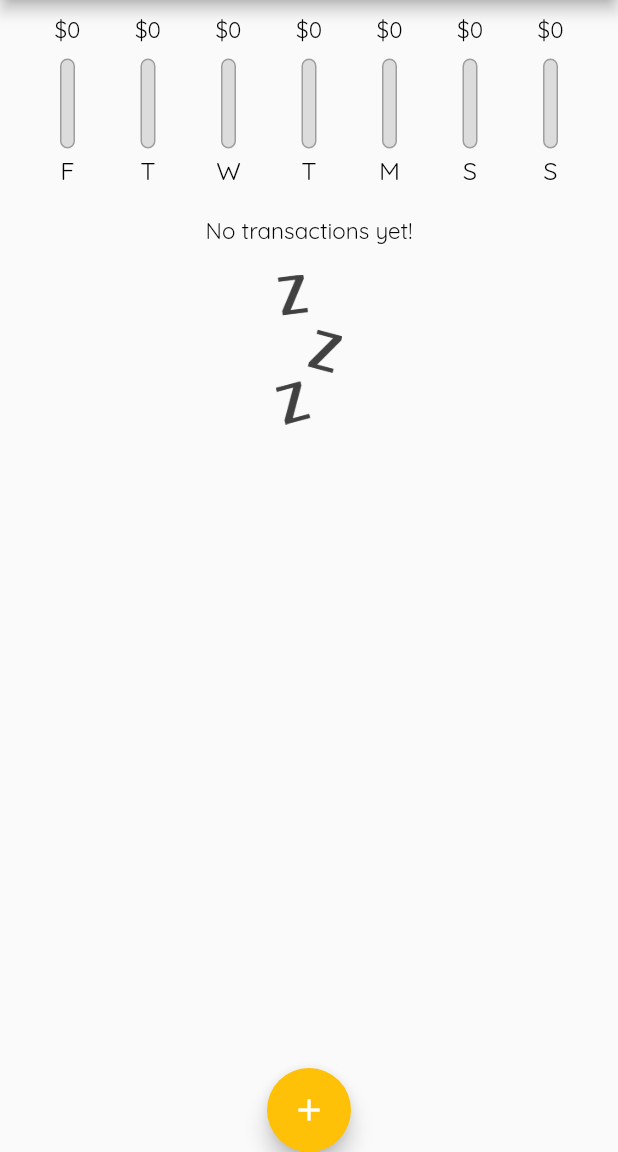
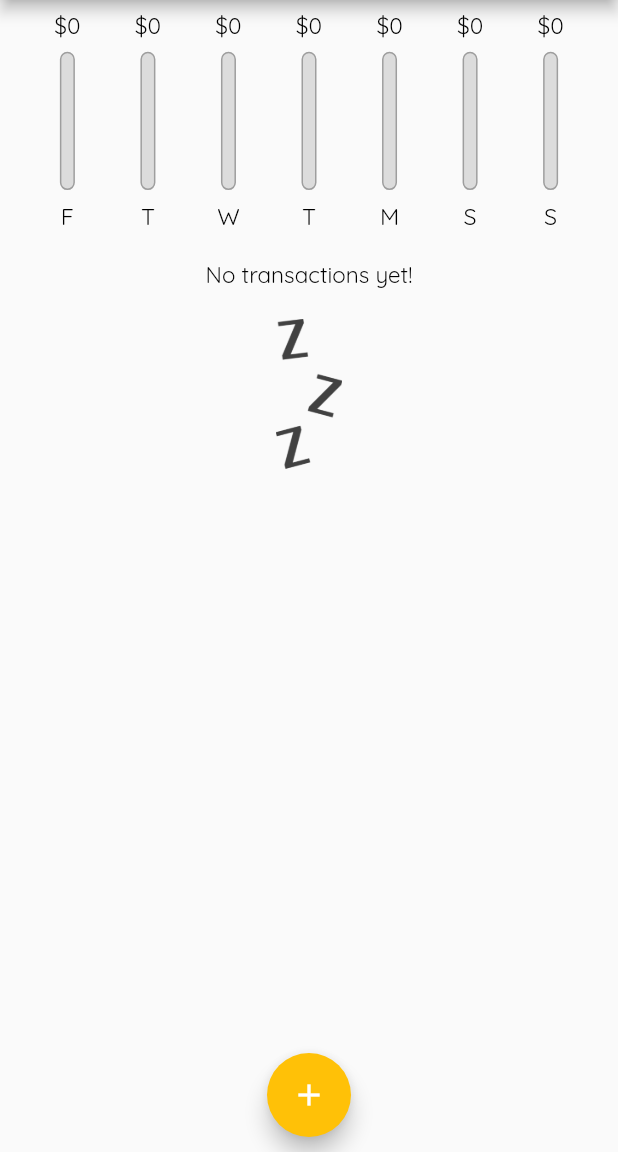
Before and after one commit to fistkim101/udemy-flutter-complete-guide, a Flutter app: the screen it shows after launch, on a phone screen of 412 x 824 dp, the part 84-1236 px from its top. Run offline on Flutter 3.47's test engine with Material 2 defaults, Android fonts, the light colour scheme and no system bars.

Commit message:
~ section 5

```diff
--- a/section4/lib/main.dart
+++ b/section4/lib/main.dart
@@ -1,9 +1,16 @@
+import 'dart:io';
 import 'package:flutter/material.dart';
+import 'package:flutter/services.dart';
 
 import 'models/models.dart';
 import 'widgets/widgets.dart';
 
 void main() {
+  WidgetsFlutterBinding.ensureInitialized();
+  // SystemChrome.setPreferredOrientations([
+  //   DeviceOrientation.portraitUp,
+  //   DeviceOrientation.portraitDown,
+  // ]);
   runApp(const Application());
 }
 
@@ -54,6 +61,7 @@ class _HomeState extends State<Home> {
   final List<Transaction> _transactions = [];
   final transactionTitle = TextEditingController();
   final transactionAmount = TextEditingController();
+  bool _showChart = true;
 
   _addTransaction(String title, double amount, DateTime selectedDate) {
     final newTransaction = Transaction(
@@ -75,14 +83,12 @@ class _HomeState extends State<Home> {
 
   void _showAddTransactionBottomSheet(BuildContext buildContext) => {
         showModalBottomSheet(
+          isScrollControlled: true,
           context: buildContext,
-          builder: (_) => SizedBox(
-            height: 300,
-            child: TransactionTextField(
+          builder: (_) => TransactionTextField(
             addTransaction: _addTransaction,
             transactionTitleController: transactionTitle,
             transactionAmountController: transactionAmount,
-            ),
           ),
         )
       };
@@ -101,10 +107,41 @@ class _HomeState extends State<Home> {
     return _transactions;
   }
 
+  Widget _buildChartVisibleSwitch() {
+    return Row(
+      mainAxisAlignment: MainAxisAlignment.center,
+      crossAxisAlignment: CrossAxisAlignment.center,
+      mainAxisSize: MainAxisSize.max,
+      children: [
+        Text(
+          'Show Chart',
+          style: Theme.of(context).textTheme.bodySmall,
+        ),
+        Switch.adaptive(
+            activeColor: Theme.of(context).colorScheme.secondary,
+            value: _showChart,
+            onChanged: (value) {
+              setState(() {
+                _showChart = value;
+              });
+            })
+      ],
+    );
+  }
+
+  double get transactionListHeight {
+    if (_showChart) {
+      return 0.8;
+    }
+    return 1.0;
+  }
+
   @override
   Widget build(BuildContext context) {
-    return Scaffold(
-      appBar: AppBar(
+    final mediaQuery = MediaQuery.of(context);
+    bool isLandScape = mediaQuery.orientation == Orientation.landscape;
+
+    final appBar = AppBar(
       title: const Text('Section4'),
       titleTextStyle: Theme.of(context).appBarTheme.toolbarTextStyle,
       actions: [
@@ -115,28 +152,51 @@ class _HomeState extends State<Home> {
           ),
         )
       ],
-      ),
+    );
+
+    return Scaffold(
+      appBar: appBar,
       body: SingleChildScrollView(
+        physics: const ClampingScrollPhysics(),
         child: Column(
           mainAxisAlignment: MainAxisAlignment.start,
           crossAxisAlignment: CrossAxisAlignment.center,
           mainAxisSize: MainAxisSize.max,
           children: [
-            Chart(weekTotal: weekTotal, transactions: _transactions),
-            TransactionList(
+            if (isLandScape) _buildChartVisibleSwitch(),
+            if (_showChart)
+              SizedBox(
+                height: (mediaQuery.size.height -
+                        mediaQuery.padding.top -
+                        appBar.preferredSize.height) *
+                    0.2,
+                child: Chart(weekTotal: weekTotal, transactions: _transactions),
+              ),
+            SizedBox(
+              height: (mediaQuery.size.height -
+                      mediaQuery.padding.top -
+                      appBar.preferredSize.height) *
+                  transactionListHeight,
+              child: TransactionList(
                 transactions: _sortedTransactions,
                 deletedTransaction: _deleteTransaction,
+              ),
             ),
           ],
         ),
       ),
       floatingActionButtonLocation: FloatingActionButtonLocation.centerDocked,
-      floatingActionButton: FloatingActionButton(
+      floatingActionButton: Padding(
+        padding: const EdgeInsets.only(
+          bottom: 10,
+        ),
+        child: FloatingActionButton(
           child: const Icon(
             Icons.add,
           ),
           onPressed: () => {_showAddTransactionBottomSheet(context)},
         ),
+      ),
     );
   }
 }
--- a/section4/lib/widgets/chart_bar.dart
+++ b/section4/lib/widgets/chart_bar.dart
@@ -21,25 +21,29 @@ class _ChartBarState extends State<ChartBar> {
     double amount = widget.transaction['amount'] as double;
     double percent = amount == 0.0 ? 0.0 : (amount / widget.weekTotal);
 
+    return LayoutBuilder(builder: (context, constraints) {
       return Column(
         mainAxisAlignment: MainAxisAlignment.end,
         crossAxisAlignment: CrossAxisAlignment.center,
         mainAxisSize: MainAxisSize.max,
         children: [
-        const SizedBox(
-          height: 10,
+          SizedBox(
+            height: constraints.maxHeight * 0.05,
           ),
-        FittedBox(
+          SizedBox(
+            height: constraints.maxHeight * 0.125,
+            child: FittedBox(
               child: Text(
                 '\$${amount.toStringAsFixed(0)}',
                 style: Theme.of(context).textTheme.bodySmall,
               ),
             ),
-        const SizedBox(
-          height: 10,
           ),
           SizedBox(
-          height: 60,
+            height: constraints.maxHeight * 0.05,
+          ),
+          SizedBox(
+            height: constraints.maxHeight * 0.6,
             width: 10,
             child: Stack(
               alignment: AlignmentDirectional.bottomStart,
@@ -63,11 +67,17 @@ class _ChartBarState extends State<ChartBar> {
               ],
             ),
           ),
-        const SizedBox(
-          height: 4,
+          SizedBox(
+            height: constraints.maxHeight * 0.05,
           ),
-        Text(label),
+          SizedBox(
+            height: constraints.maxHeight * 0.125,
+            child: FittedBox(
+              child: Text(label),
+            ),
+          ),
         ],
       );
+    });
   }
 }
```
Also changed, not shown: section4/lib/widgets/transaction_list.dart (+24 -12 lines), section4/lib/widgets/transaction_textfield.dart (+10 -2 lines). Lines whose indentation alone changed are shown as unchanged.
